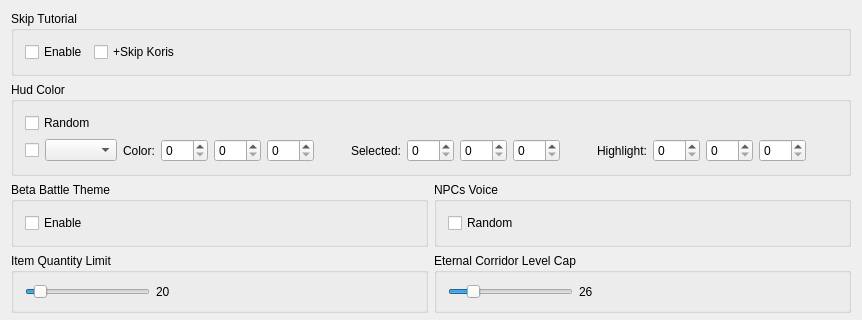
The window that src/FrontendQt/MiscWidget.ui (Meos4/Jade-Cocoon-Randomizer) describes before a commit, drawn with Qt 5; both pictures show x 0 to 862 and y 0 to 320 of the 862 by 600 pixel window.
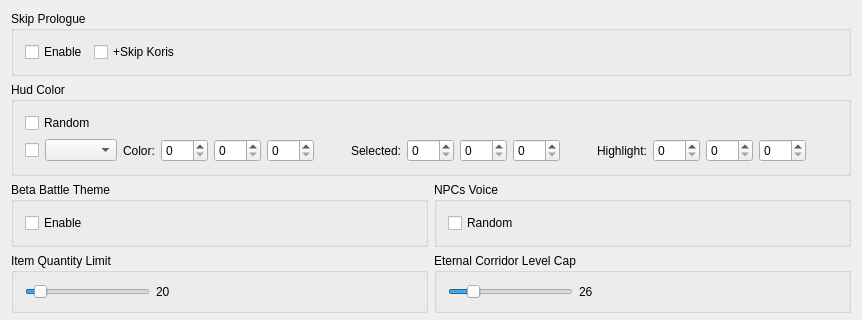
The same window after the commit.

Commit message: Rename Skip Tutorial to Skip Prologue

The edit to the form file:
```diff
--- a/src/FrontendQt/MiscWidget.ui
+++ b/src/FrontendQt/MiscWidget.ui
@@ -29,7 +29,7 @@
       </font>
      </property>
      <property name="title">
-      <string>Skip Tutorial</string>
+      <string>Skip Prologue</string>
      </property>
      <layout class="QFormLayout" name="formLayout">
       <item row="0" column="0">
```
Left out of the diff: 6 changed lines with no effect on the pictures. The commit also changes 4 other files.
